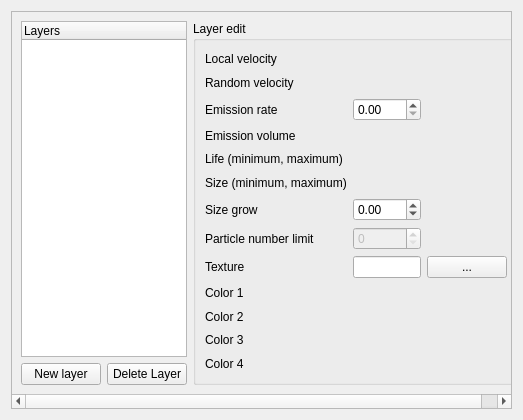
Old version of the form src/wte/ui/ParticleEditDialog.ui in the repository spiricn/Wt.
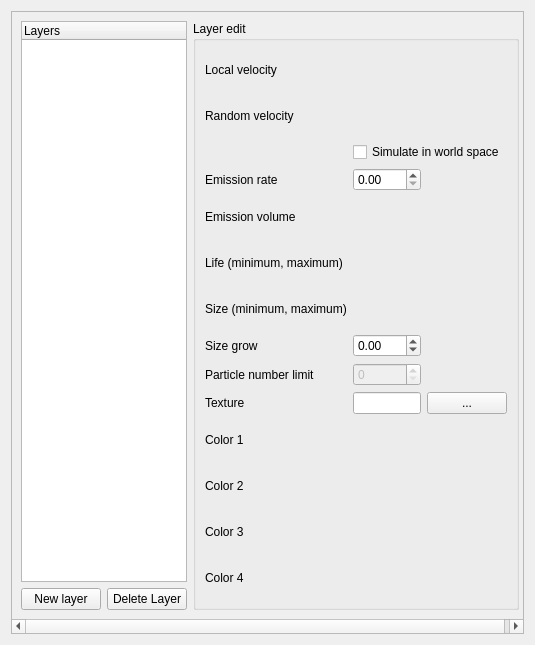
New version of the form. Custom widgets are drawn as their Qt base class.

Commit message: Particle world-space simulation, ColorDisplay widget implemented

Patch:
```diff
--- a/src/wte/ui/ParticleEditDialog.ui
+++ b/src/wte/ui/ParticleEditDialog.ui
@@ -6,8 +6,8 @@
    <rect>
     <x>0</x>
     <y>0</y>
-    <width>523</width>
-    <height>420</height>
+    <width>535</width>
+    <height>645</height>
    </rect>
   </property>
   <property name="windowTitle">
@@ -24,8 +24,8 @@
        <rect>
         <x>0</x>
         <y>0</y>
-        <width>503</width>
-        <height>400</height>
+        <width>515</width>
+        <height>625</height>
        </rect>
       </property>
       <layout class="QGridLayout" name="gridLayout_3">
@@ -56,13 +56,30 @@
           <string>Layer edit</string>
          </property>
          <layout class="QGridLayout" name="gridLayout_2">
-          <item row="10" column="1" colspan="2">
+          <item row="9" column="0">
+           <widget class="QLabel" name="label_8">
+            <property name="text">
+             <string>Texture</string>
+            </property>
+           </widget>
+          </item>
+          <item row="11" column="1" colspan="2">
            <widget class="ColorEditWidget" name="color2" native="true"/>
           </item>
-          <item row="9" column="1" colspan="2">
+          <item row="10" column="1" colspan="2">
            <widget class="ColorEditWidget" name="color1" native="true"/>
           </item>
-          <item row="9" column="0">
+          <item row="12" column="1" colspan="2">
+           <widget class="ColorEditWidget" name="color3" native="true"/>
+          </item>
+          <item row="9" column="2">
+           <widget class="QPushButton" name="pushButton_3">
+            <property name="text">
+             <string>...</string>
+            </property>
+           </widget>
+          </item>
+          <item row="10" column="0">
            <widget class="QLabel" name="label_9">
             <property name="text">
              <string>Color 1</string>
@@ -76,7 +93,7 @@
             </property>
            </widget>
           </item>
-          <item row="11" column="0">
+          <item row="12" column="0">
            <widget class="QLabel" name="label_11">
             <property name="text">
              <string>Color 3</string>
@@ -90,42 +107,35 @@
             </property>
            </widget>
           </item>
-          <item row="12" column="0">
+          <item row="13" column="0">
            <widget class="QLabel" name="label_12">
             <property name="text">
              <string>Color 4</string>
             </property>
            </widget>
           </item>
-          <item row="6" column="0">
+          <item row="7" column="0">
            <widget class="QLabel" name="label_6">
             <property name="text">
              <string>Size grow</string>
             </property>
            </widget>
           </item>
-          <item row="3" column="0">
+          <item row="4" column="0">
            <widget class="QLabel" name="label_3">
             <property name="text">
              <string>Emission volume</string>
             </property>
            </widget>
           </item>
-          <item row="8" column="0">
-           <widget class="QLabel" name="label_8">
-            <property name="text">
-             <string>Texture</string>
-            </property>
-           </widget>
-          </item>
-          <item row="7" column="1">
+          <item row="8" column="1">
            <widget class="QSpinBox" name="particleNum">
             <property name="enabled">
              <bool>false</bool>
             </property>
            </widget>
           </item>
-          <item row="6" column="1">
+          <item row="7" column="1">
            <widget class="QDoubleSpinBox" name="sizeGrow">
             <property name="minimum">
              <double>-100.000000000000000</double>
@@ -138,57 +148,57 @@
             </property>
            </widget>
           </item>
-          <item row="5" column="0">
+          <item row="6" column="0">
            <widget class="QLabel" name="label_5">
             <property name="text">
              <string>Size (minimum, maximum)</string>
             </property>
            </widget>
           </item>
-          <item row="4" column="0">
+          <item row="5" column="0">
            <widget class="QLabel" name="label_4">
             <property name="text">
              <string>Life (minimum, maximum)</string>
             </property>
            </widget>
           </item>
-          <item row="8" column="1">
+          <item row="9" column="1">
            <widget class="QLineEdit" name="texture"/>
           </item>
-          <item row="8" column="2">
-           <widget class="QPushButton" name="pushButton_3">
-            <property name="text">
-             <string>...</string>
-            </property>
-           </widget>
-          </item>
-          <item row="10" column="0">
+          <item row="11" column="0">
            <widget class="QLabel" name="label_10">
             <property name="text">
              <string>Color 2</string>
             </property>
            </widget>
           </item>
-          <item row="7" column="0">
+          <item row="8" column="0">
            <widget class="QLabel" name="label_7">
             <property name="text">
              <string>Particle number limit</string>
             </property>
            </widget>
           </item>
-          <item row="11" column="1" colspan="2">
-           <widget class="ColorEditWidget" name="color3" native="true"/>
+          <item row="3" column="0">
+           <widget class="QLabel" name="label_13">
+            <property name="text">
+             <string>Emission rate</string>
+            </property>
+           </widget>
           </item>
-          <item row="12" column="1" colspan="2">
+          <item row="3" column="1">
+           <widget class="QDoubleSpinBox" name="emissionRate"/>
+          </item>
+          <item row="13" column="1" colspan="2">
            <widget class="ColorEditWidget" name="color4" native="true"/>
           </item>
-          <item row="5" column="1">
+          <item row="6" column="1">
            <widget class="VecEditWidget" name="size" native="true"/>
           </item>
-          <item row="4" column="1">
+          <item row="5" column="1">
            <widget class="VecEditWidget" name="life" native="true"/>
           </item>
-          <item row="3" column="1" colspan="2">
+          <item row="4" column="1" colspan="2">
            <widget class="VecEditWidget" name="emissionVol" native="true"/>
           </item>
           <item row="1" column="1" colspan="2">
@@ -197,16 +207,13 @@
           <item row="0" column="1" colspan="2">
            <widget class="VecEditWidget" name="localVel" native="true"/>
           </item>
-          <item row="2" column="0">
-           <widget class="QLabel" name="label_13">
+          <item row="2" column="1" colspan="2">
+           <widget class="QCheckBox" name="worldSpaceSim">
             <property name="text">
-             <string>Emission rate</string>
+             <string>Simulate in world space</string>
             </property>
            </widget>
           </item>
-          <item row="2" column="1">
-           <widget class="QDoubleSpinBox" name="emissionRate"/>
-          </item>
          </layout>
         </widget>
        </item>
```
Left out of the diff: 94 changed lines with no effect on the pictures. The commit also changes 9 other files.
